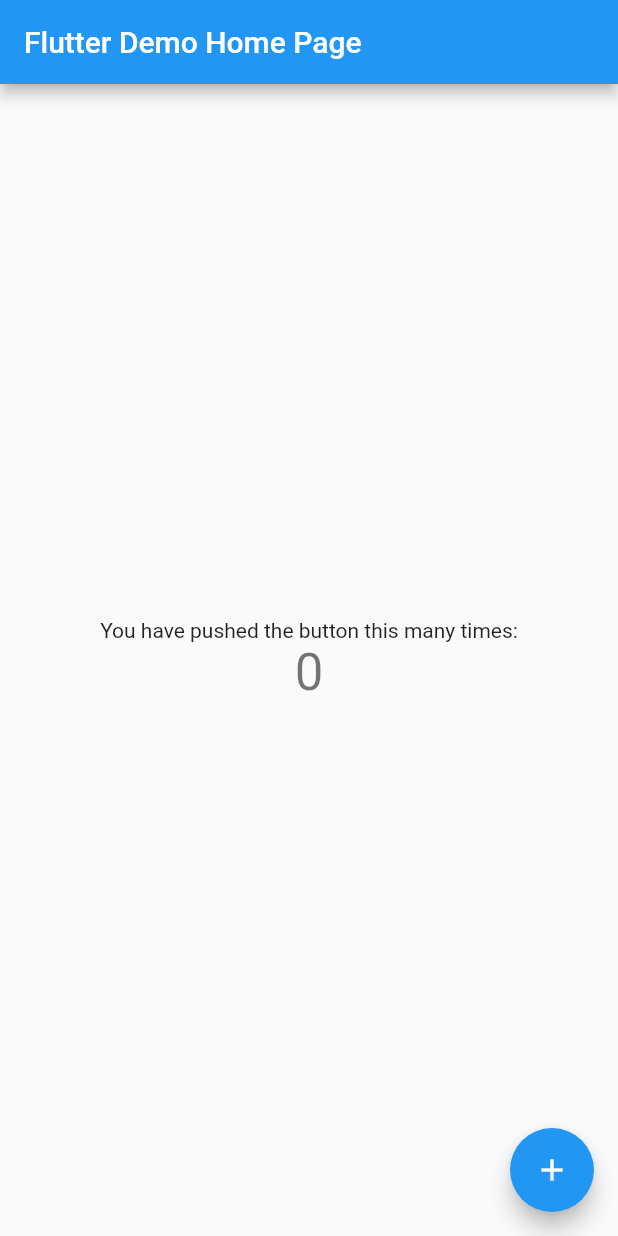
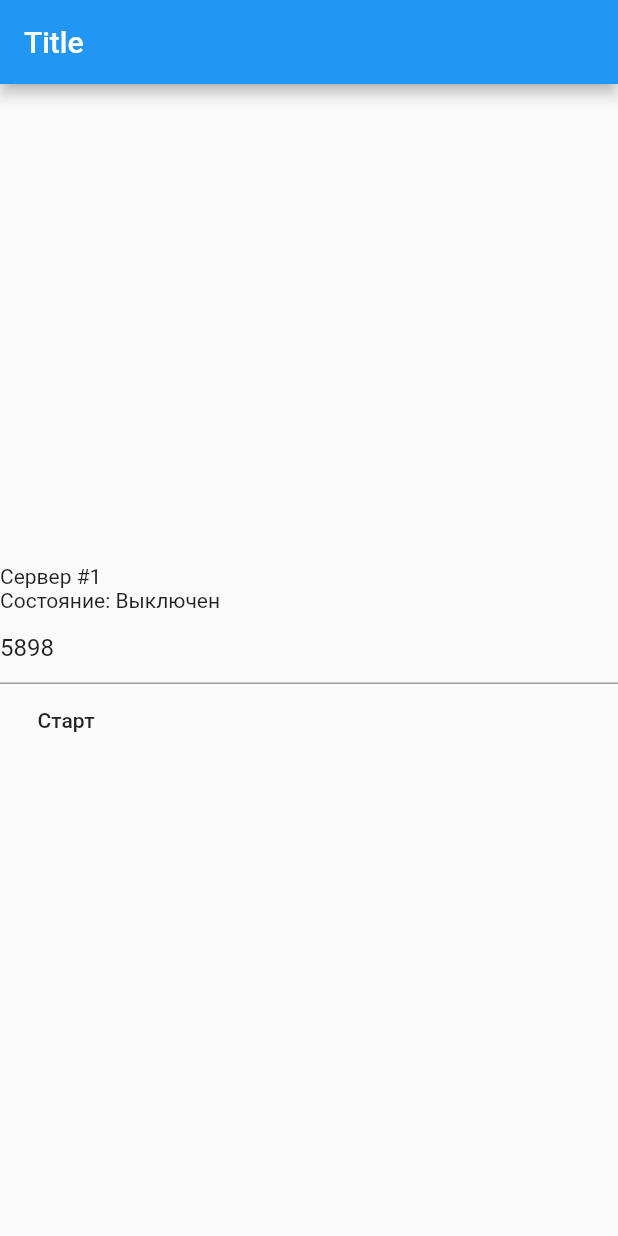
Before and after one commit to alexsvdk/os_lab, a Flutter app: the screen it shows after launch, on a phone screen of 412 x 824 dp. Run offline on Flutter 3.47's test engine with Material 2 defaults, Android fonts, the light colour scheme and no system bars; our stand-ins replace flutter_hooks, freezed_annotation, hooks_riverpod, rxdart; missing offline and left inert: bitsdojo_window.

Commit message:
server #1

```diff
--- a/core/lib/src/models/message.dart
+++ b/core/lib/src/models/message.dart
@@ -1,3 +1,6 @@
+import 'dart:convert';
+import 'dart:typed_data';
+
 import 'package:freezed_annotation/freezed_annotation.dart';
 
 part 'message.freezed.dart';
@@ -14,6 +17,12 @@
 
   factory Message.fromJson(Map<String, dynamic> json) =>
       _$MessageFromJson(json);
+
+  factory Message.fromRaw(Uint8List raw) =>
+      _$MessageFromJson(jsonDecode(String.fromCharCodes(raw)));
+
+  static final hi = Message(MessageType.hi);
+  static final bye = Message(MessageType.bye);
 }
 
 enum MessageType {
--- a/server_1/lib/main.dart
+++ b/server_1/lib/main.dart
@@ -1,12 +1,9 @@
-import 'package:bitsdojo_window/bitsdojo_window.dart';
 import 'package:flutter/material.dart';
+import 'package:hooks_riverpod/hooks_riverpod.dart';
+import 'package:server_1/ui/server_screen.dart';
 
 void main() {
   runApp(const MyApp());
-
-  doWhenWindowReady(() {
-    appWindow.title = 'Lalala';
-  });
 }
 
 class MyApp extends StatelessWidget {
@@ -14,58 +11,13 @@
 
   @override
   Widget build(BuildContext context) {
-    return MaterialApp(
-      title: 'Flutter Demo',
-      theme: ThemeData(
-        primarySwatch: Colors.blue,
-      ),
-      home: const MyHomePage(title: 'Flutter Demo Home Page'),
-    );
-  }
-}
-
-class MyHomePage extends StatefulWidget {
-  const MyHomePage({Key? key, required this.title}) : super(key: key);
-
-  final String title;
-
-  @override
-  State<MyHomePage> createState() => _MyHomePageState();
-}
-
-class _MyHomePageState extends State<MyHomePage> {
-  int _counter = 0;
-
-  void _incrementCounter() {
-    setState(() {
-      _counter++;
-    });
-  }
-
-  @override
-  Widget build(BuildContext context) {
-    return Scaffold(
-      appBar: AppBar(
-        title: Text(widget.title),
-      ),
-      body: Center(
-        child: Column(
-          mainAxisAlignment: MainAxisAlignment.center,
-          children: <Widget>[
-            const Text(
-              'You have pushed the button this many times:',
-            ),
-            Text(
-              '$_counter',
-              style: Theme.of(context).textTheme.headline4,
-            ),
-          ],
+    return ProviderScope(
+      child: MaterialApp(
+        title: 'Server 1',
+        theme: ThemeData(
+          primarySwatch: Colors.blue,
         ),
-      ),
-      floatingActionButton: FloatingActionButton(
-        onPressed: _incrementCounter,
-        tooltip: 'Increment',
-        child: const Icon(Icons.add),
+        home: const ServerScreen(),
       ),
     );
   }
--- /dev/null
+++ b/server_1/lib/models/server_state.dart
@@ -0,0 +1,45 @@
+import 'dart:convert';
+
+import 'package:collection/collection.dart';
+
+class ServerState {
+  final List<String> ip;
+  final int port;
+  final int connection;
+
+  ServerState(
+    this.ip,
+    this.port, [
+    this.connection = 0,
+  ]);
+
+  ServerState copyWith({
+    List<String>? ip,
+    int? port,
+    int? connection,
+  }) {
+    return ServerState(
+      ip ?? this.ip,
+      port ?? this.port,
+      connection ?? this.connection,
+    );
+  }
+
+  @override
+  String toString() =>
+      'ServerStatus(ip: $ip, port: $port, connection: $connection)';
+
+  @override
+  bool operator ==(Object other) {
+    if (identical(this, other)) return true;
+    final listEquals = const DeepCollectionEquality().equals;
+
+    return other is ServerState &&
+        listEquals(other.ip, ip) &&
+        other.port == port &&
+        other.connection == connection;
+  }
+
+  @override
+  int get hashCode => ip.hashCode ^ port.hashCode ^ connection.hashCode;
+}
--- /dev/null
+++ b/server_1/lib/module/providers.dart
@@ -0,0 +1,31 @@
+import 'package:hooks_riverpod/hooks_riverpod.dart';
+import 'package:server_1/models/server_state.dart';
+import 'package:server_1/module/server.dart';
+import 'package:server_1/module/window_size_provider.dart';
+
+import 'title_changer.dart';
+
+final titleStateProvider = StateProvider((_) => 'Title');
+
+final serverStateProvider = StateProvider<ServerState?>((_) => null);
+
+final serverProvider = Provider((ref) {
+  final server = Server(
+    ref.watch(serverStateProvider.notifier),
+  );
+  ref.onDispose(server.dispose);
+  return server;
+});
+
+final windowSizeProvider = Provider((ref) {
+  final provider = WindowSizeProvider(ref.watch(serverProvider));
+  ref.onDispose(provider.dispose);
+  return provider;
+});
+
+final titleChangerProvider = Provider((ref) {
+  final provider = TitleChanger(
+      ref.watch(serverProvider), ref.watch(titleStateProvider.notifier));
+  ref.onDispose(provider.dispose);
+  return provider;
+});
--- /dev/null
+++ b/server_1/lib/ui/server_screen.dart
@@ -0,0 +1,17 @@
+import 'package:flutter/material.dart';
+import 'package:server_1/ui/status.dart';
+import 'package:server_1/ui/title_text.dart';
+
+class ServerScreen extends StatelessWidget {
+  const ServerScreen({Key? key}) : super(key: key);
+
+  @override
+  Widget build(BuildContext context) {
+    return Scaffold(
+      appBar: AppBar(
+        title: const TitleText(),
+      ),
+      body: const ServerStatus(),
+    );
+  }
+}
--- /dev/null
+++ b/server_1/lib/ui/status.dart
@@ -0,0 +1,50 @@
+import 'package:flutter/material.dart';
+import 'package:flutter_hooks/flutter_hooks.dart';
+import 'package:hooks_riverpod/hooks_riverpod.dart';
+import 'package:server_1/module/providers.dart';
+
+class ServerStatus extends HookConsumerWidget {
+  const ServerStatus({Key? key}) : super(key: key);
+
+  @override
+  Widget build(BuildContext context, ref) {
+    final portController = useTextEditingController(text: '5898');
+    final serverState = ref.watch(serverStateProvider);
+    final isActive = serverState != null;
+    final leastOkPort = useState(5898);
+
+    return Column(
+      mainAxisAlignment: MainAxisAlignment.center,
+      crossAxisAlignment: CrossAxisAlignment.start,
+      children: [
+        Text('Сервер #1'),
+        Text('Состояние: ' + (isActive ? 'Включен' : 'Выключен')),
+        TextField(
+          controller: portController,
+          enabled: !isActive,
+          decoration: const InputDecoration(
+            hintText: 'Порт',
+          ),
+          onChanged: (value) {
+            final newInt = int.tryParse(value);
+            if (newInt != null) {
+              leastOkPort.value = newInt;
+            } else {
+              portController.text = '${leastOkPort.value}';
+            }
+          },
+        ),
+        MaterialButton(
+            child: Text(isActive ? 'Стоп' : 'Старт'),
+            onPressed: () {
+              if (isActive) {
+                ref.read(serverProvider).stop();
+              } else {
+                ref.read(serverProvider).start(int.parse(portController.text));
+                ref.read(titleChangerProvider);
+              }
+            }),
+      ],
+    );
+  }
+}
--- /dev/null
+++ b/server_1/lib/ui/title_text.dart
@@ -0,0 +1,27 @@
+import 'package:bitsdojo_window/bitsdojo_window.dart';
+import 'package:flutter/material.dart';
+import 'package:flutter_hooks/flutter_hooks.dart';
+import 'package:hooks_riverpod/hooks_riverpod.dart';
+import 'package:server_1/module/providers.dart';
+
+class TitleText extends HookConsumerWidget {
+  const TitleText({Key? key}) : super(key: key);
+
+  @override
+  Widget build(BuildContext context, ref) {
+    final size = MediaQuery.of(context).size;
+    final title = ref.watch(titleStateProvider);
+
+    useEffect(() {
+      doWhenWindowReady(() {
+        appWindow.title = title;
+      });
+    }, [title]);
+
+    useEffect(() {
+      ref.read(windowSizeProvider).notifySizeChanged(size);
+    }, [size]);
+
+    return Text(title);
+  }
+}
--- a/server_1/pubspec.yaml
+++ b/server_1/pubspec.yaml
@@ -39,6 +39,7 @@
   hooks_riverpod: ^1.0.3
   flutter_hooks: ^0.18.2
   bitsdojo_window: ^0.1.1+1
+  rxdart: ^0.27.3
 
 dev_dependencies:
   flutter_test:
```
Also changed, not shown: server_1/lib/module/server.dart (added, +82 -0 lines), server_1/lib/module/title_changer.dart (added, +39 -0 lines), server_1/lib/module/window_size_provider.dart (added, +50 -0 lines), server_1/pubspec.lock.
